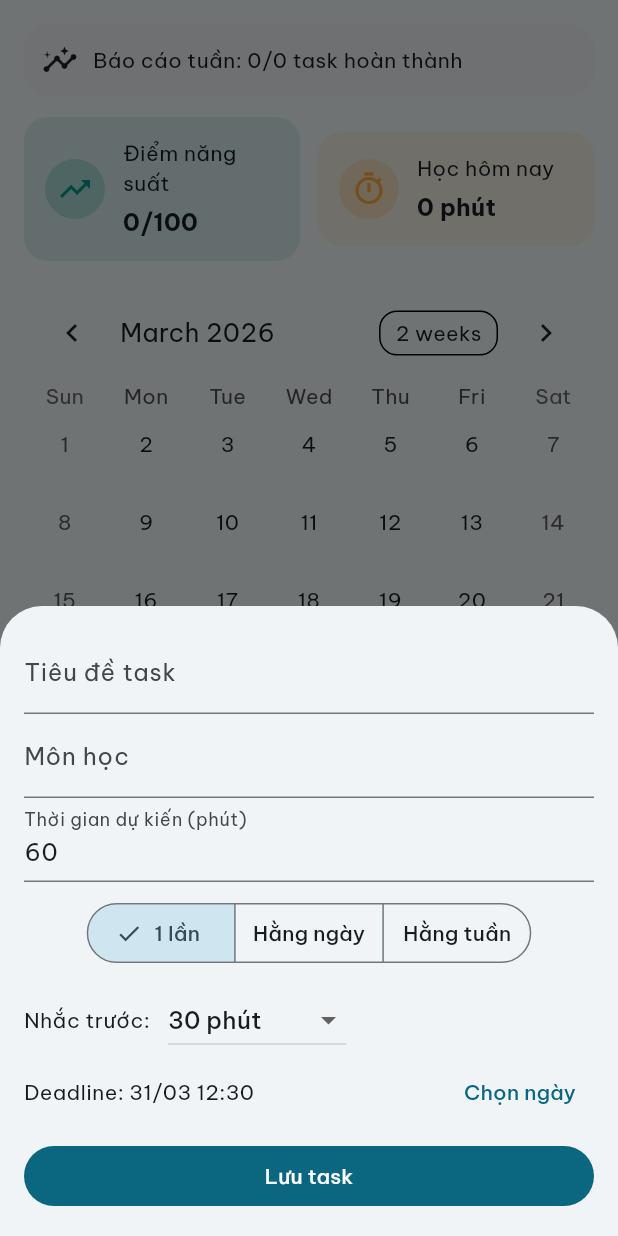
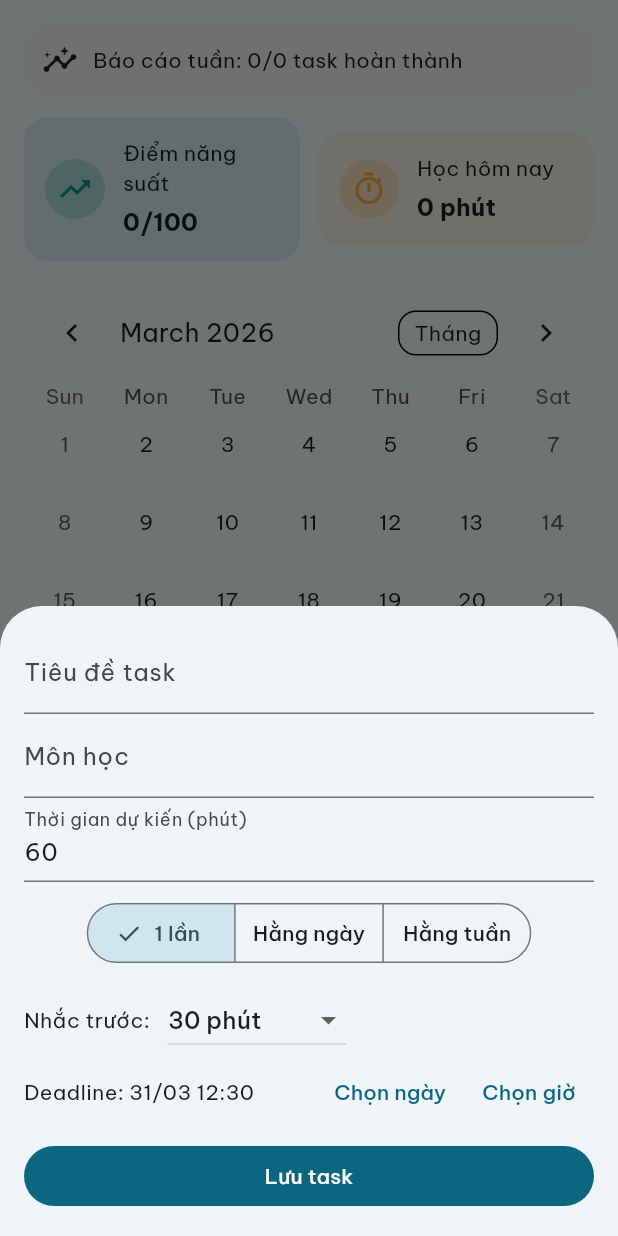
Before and after one commit to minhnguyendev05/smart_life_app, a Flutter app: the StudyScreen widget shown alone on an empty page, opened directly, after a tap on "Thêm", on a phone screen of 412 x 824 dp. Run offline on Flutter 3.47's test engine with Material 3 defaults, Android fonts, the phone set to English and light mode, and no system bars; drawn by our look-alikes of table_calendar; our stand-ins replace cached_network_image, cloud_firestore, file_picker, firebase_auth, firebase_core, firebase_messaging and 15 more; missing offline and left inert: syncfusion_flutter_pdfviewer; accounts and stored records are empty.

Commit message:
Update Time Blocking & Productivity Score

```diff
--- a/lib/screens/study/study_screen.dart
+++ b/lib/screens/study/study_screen.dart
@@ -20,6 +20,7 @@ class StudyScreen extends StatefulWidget {
 class _StudyScreenState extends State<StudyScreen> {
   DateTime _focusedDay = DateTime.now();
   DateTime? _selectedDay;
+  CalendarFormat _calendarFormat = CalendarFormat.month;
   final _calendarOAuthService = GoogleCalendarOAuthService();
 
   String _formatCountdown(int seconds) {
@@ -87,6 +88,20 @@ class _StudyScreenState extends State<StudyScreen> {
           firstDay: DateTime.utc(2023, 1, 1),
           lastDay: DateTime.utc(2032, 12, 31),
           focusedDay: _focusedDay,
+          calendarFormat: _calendarFormat,
+          headerStyle: const HeaderStyle(
+            formatButtonShowsNext: false,
+          ),
+          availableCalendarFormats: const {
+            CalendarFormat.month: 'Tháng',
+            CalendarFormat.twoWeeks: '2 tuần',
+            CalendarFormat.week: '1 tuần',
+          },
+          onFormatChanged: (format) {
+            if (_calendarFormat != format) {
+              setState(() => _calendarFormat = format);
+            }
+          },
           selectedDayPredicate: (day) => isSameDay(_selectedDay, day),
           onDaySelected: (selectedDay, focusedDay) {
             setState(() {
@@ -114,7 +129,10 @@ class _StudyScreenState extends State<StudyScreen> {
               ),
             ),
             FilledButton.tonalIcon(
-              onPressed: () => _showAddTaskSheet(context),
+              onPressed: () => _showAddTaskSheet(
+                context,
+                initialDay: _selectedDay,
+              ),
               icon: const Icon(Icons.add),
               label: const Text('Thêm'),
             ),
@@ -300,6 +318,7 @@ class _StudyScreenState extends State<StudyScreen> {
   Future<void> _showAddTaskSheet(
     BuildContext context, {
     StudyTask? existing,
+    DateTime? initialDay,
   }) async {
     final isEditing = existing != null;
     final titleCtrl = TextEditingController(text: existing?.title ?? '');
@@ -311,7 +330,17 @@ class _StudyScreenState extends State<StudyScreen> {
     RecurrencePattern recurrence = existing?.recurrence ?? RecurrencePattern.none;
     int? reminderMinutes = existing?.reminderMinutesBefore ?? 30;
 
-    DateTime deadline = existing?.deadline ?? DateTime.now().add(const Duration(hours: 2));
+    final baseTime = existing?.deadline ?? DateTime.now().add(const Duration(hours: 2));
+    DateTime deadline = baseTime;
+    if (!isEditing && initialDay != null) {
+      deadline = DateTime(
+        initialDay.year,
+        initialDay.month,
+        initialDay.day,
+        baseTime.hour,
+        baseTime.minute,
+      );
+    }
 
     await showModalBottomSheet<void>(
       context: context,
@@ -421,8 +450,46 @@ class _StudyScreenState extends State<StudyScreen> {
                       },
                       child: const Text('Chọn ngày'),
                     ),
+                    TextButton(
+                      onPressed: () async {
+                        final time = await showTimePicker(
+                          context: ctx,
+                          initialTime: TimeOfDay.fromDateTime(deadline),
+                        );
+                        if (time != null) {
+                          setModalState(() {
+                            deadline = DateTime(
+                              deadline.year,
+                              deadline.month,
+                              deadline.day,
+                              time.hour,
+                              time.minute,
+                            );
+                          });
+                        }
+                      },
+                      child: const Text('Chọn giờ'),
+                    ),
                   ],
                 ),
+                if (!isEditing && initialDay != null)
+                  Align(
+                    alignment: Alignment.centerRight,
+                    child: TextButton(
+                      onPressed: () {
+                        setModalState(() {
+                          deadline = DateTime(
+                            initialDay.year,
+                            initialDay.month,
+                            initialDay.day,
+                            deadline.hour,
+                            deadline.minute,
+                          );
+                        });
+                      },
+                      child: const Text('Dùng ngày đang chọn'),
+                    ),
+                  ),
                 const SizedBox(height: 8),
                 SizedBox(
                   width: double.infinity,
```
